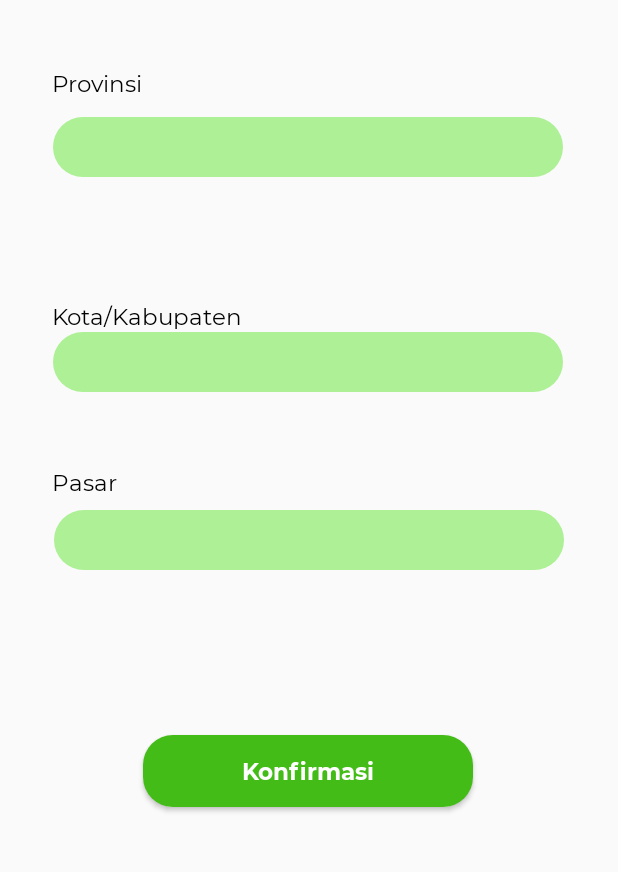
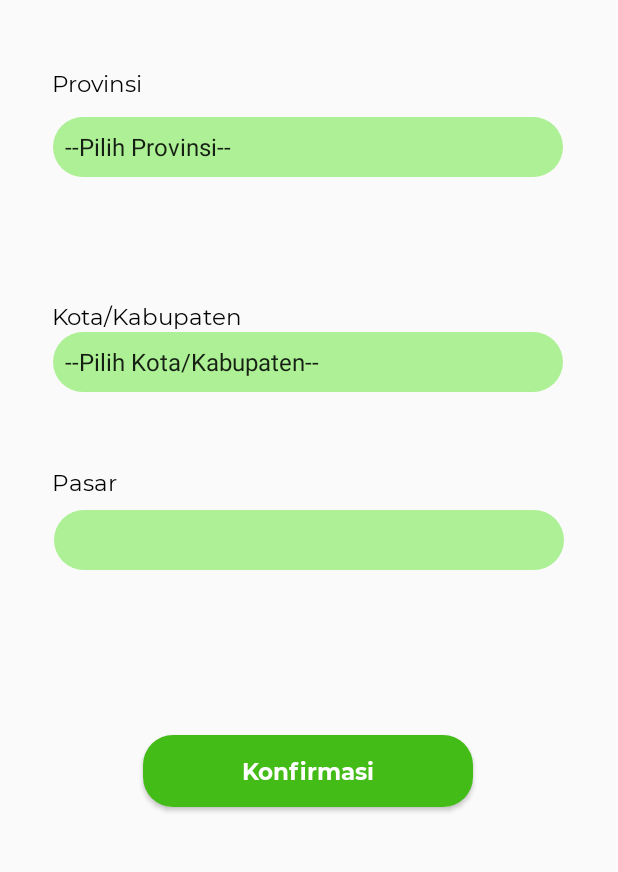
Before and after one commit to ayukinanthi/ProyekMbako, an Android app: the ChooseLoc screen opened directly, with no data from a screen before it, on a phone screen of 412 x 824 dp, the part 308-1180 px from its top. Run offline under Robolectric (Android 15) with nearby library versions, the phone set to English and light mode, and no system bars; 1 statement that could not run was skipped.

Commit message:
3rd commit (bikin array di pilih prov, kota, pasar)

```diff
--- a/app/src/main/java/android/example/proyekmbako/ChooseLoc.java
+++ b/app/src/main/java/android/example/proyekmbako/ChooseLoc.java
@@ -3,12 +3,38 @@ package android.example.proyekmbako;
 import androidx.appcompat.app.AppCompatActivity;
 
 import android.os.Bundle;
+import android.view.View;
+import android.widget.AdapterView;
+import android.widget.Spinner;
 
-public class ChooseLoc extends AppCompatActivity {
+public class ChooseLoc extends AppCompatActivity implements AdapterView.OnItemSelectedListener{
+    Spinner sp_prov;
+    Spinner sp_kota;
+    Spinner sp_pasar;
 
     @Override
     protected void onCreate(Bundle savedInstanceState) {
         super.onCreate(savedInstanceState);
         setContentView(R.layout.activity_choose_loc);
+        //mengidentifikasi spinnernya sp_prov
+        Spinner sp_prov = findViewById(R.id.sp_prov);
+        Spinner sp_kota = findViewById(R.id.sp_kota);
+        //pas masukin (this); dalam OnItemSelected jangan lupa untuk implements AdapterView.OnItemSelectedListener
+        //terus di implement methodsnya
+        sp_prov.setOnItemSelectedListener(this);
+        sp_kota.setOnItemSelectedListener(this);
+        sp_pasar.setOnItemSelectedListener(this);
+
+
+    }
+
+    @Override
+    public void onItemSelected(AdapterView<?> parent, View view, int position, long id) {
+
+    }
+
+    @Override
+    public void onNothingSelected(AdapterView<?> parent) {
+
     }
 }
--- a/app/src/main/res/layout/activity_choose_loc.xml
+++ b/app/src/main/res/layout/activity_choose_loc.xml
@@ -37,6 +37,7 @@
 
     <Spinner
         android:id="@+id/sp_prov"
+        android:entries="@array/array_prov"
         android:layout_width="340dp"
         android:layout_height="40dp"
         android:background="@drawable/btn_round_gray"
@@ -66,6 +67,7 @@
 
     <Spinner
         android:id="@+id/sp_kota"
+        android:entries="@array/array_kota"
         android:layout_width="340dp"
         android:layout_height="40dp"
         android:background="@drawable/btn_round_gray"
@@ -93,6 +95,7 @@
         app:layout_constraintTop_toBottomOf="@+id/sp_kota"/>
 
     <Spinner
+        android:id="@+id/sp_pasar"
         android:layout_width="340dp"
         android:layout_height="40dp"
         android:layout_marginTop="8dp"
@@ -109,7 +112,7 @@
         android:layout_height="wrap_content"
         android:background="@drawable/btn_round_primary"
         android:fontFamily="@font/montserratbold"
-        android:text="Konfirmasi"
+        android:text="@string/konfirmasi"
         android:textAllCaps="false"
         android:textColor="@color/colorWhite"
         android:textSize="15sp"
--- a/app/src/main/res/values/strings.xml
+++ b/app/src/main/res/values/strings.xml
@@ -1,6 +1,44 @@
 <resources>
     <string name="app_name">ProyekMbako</string>
     <string name="provinsi">Provinsi</string>
+    <string-array name="array_prov">
+        <item>--Pilih Provinsi--</item>
+        <item>Jawa Barat</item>
+        <item>Jawa Tengah</item>
+        <item>Jawa Timur</item>
+        <item>D.I Yogyakarta</item>
+        <item>DKI Jakarta</item>
+        <item>Sumatera Utara</item>
+        <item>Sumatera Selatan</item>
+        <item>Sumatera Barat</item>
+        <item>Kep. Riau</item>
+        <item>Kalimantan Utara</item>
+        <item>Kalimantan Utara</item>
+        <item>Kalimantan Utara</item>
+        <item>Kalimantan Utara</item>
+        <item>Kalimantan Utara</item>
+        <item>Kalimantan Utara</item>
+        <item>Kalimantan Utara</item>
+        <item>Kalimantan Utara</item>
+        <item>Kalimantan Utara</item>
+        <item>Kalimantan Utara</item>
+        <item>Kalimantan Utara</item>
+    </string-array>
     <string name="kota">Kota/Kabupaten</string>
+    <string-array name="array_kota">
+        <item>--Pilih Kota/Kabupaten--</item>
+        <item>--Pilih Kota/Kabupaten--</item>
+        <item>--Pilih Kota/Kabupaten--</item>
+    </string-array>
     <string name="pasar">Pasar</string>
+    <string name="konfirmasi">Konfirmasi</string>
+    <string-array name="array_pasar">
+        <item>--Pilih Pasar--</item>
+        <item>--Pilih Pasar--</item>
+        <item>--Pilih Pasar--</item>
+        <item>--Pilih Pasar--</item>
+        <item>--Pilih Pasar--</item>
+        <item>--Pilih Pasar--</item>
+        <item>--Pilih Pasar--</item>
+    </string-array>
 </resources>
```
